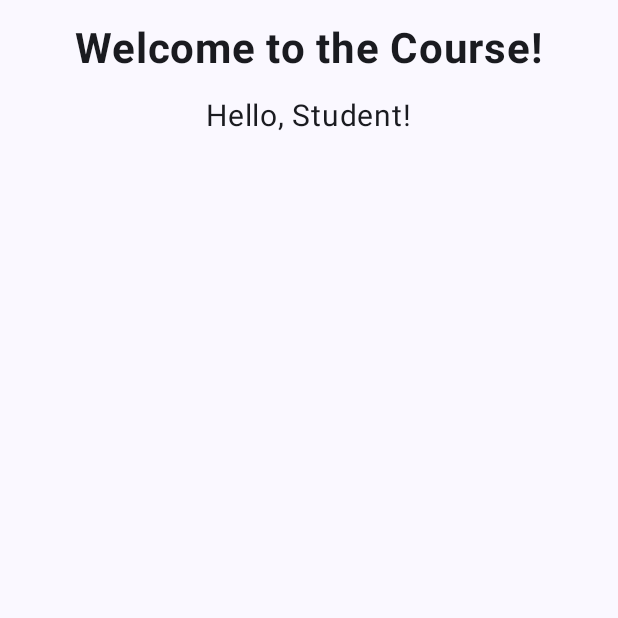
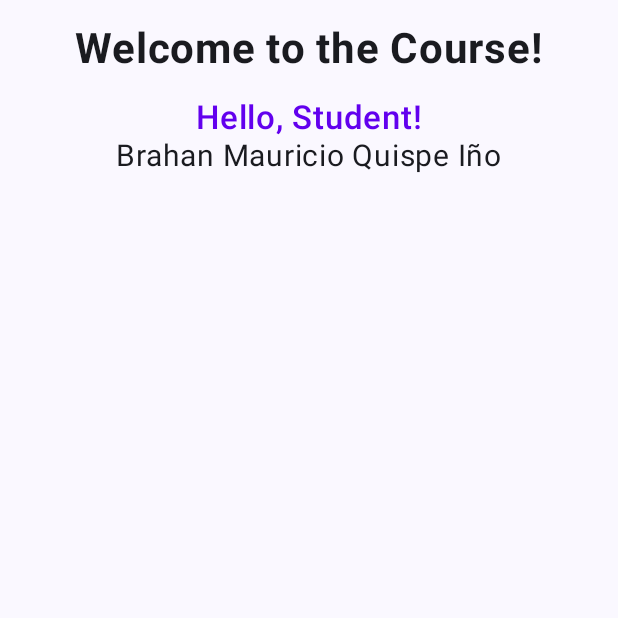
Before and after one commit to BrahanPRANK/lab04, an Android app built with Jetpack Compose: the screen it shows after launch (MainActivity), on a phone screen of 412 x 824 dp, the top half of it. Run offline under Robolectric (Android 15) with nearby library versions, the phone set to English and light mode, and no system bars.

Commit message:
Segundo componente

```diff
--- a/app/src/main/java/com/example/lab04/MainActivity.kt
+++ b/app/src/main/java/com/example/lab04/MainActivity.kt
@@ -48,6 +48,13 @@ fun ViewHolaCurso() {
         Spacer(modifier = Modifier.height(16.dp))
         Text(
             text = "Hello, Student!",
+            fontSize = 22.sp, // Aumentamos un poco el tamaño
+            fontWeight = FontWeight.SemiBold, // Más grueso
+            color = androidx.compose.ui.graphics.Color(0xFF6200EE) // Color morado
+        )
+
+        Text(
+            text = "Brahan Mauricio Quispe Iño",
             fontSize = 20.sp
         )
     }
```
